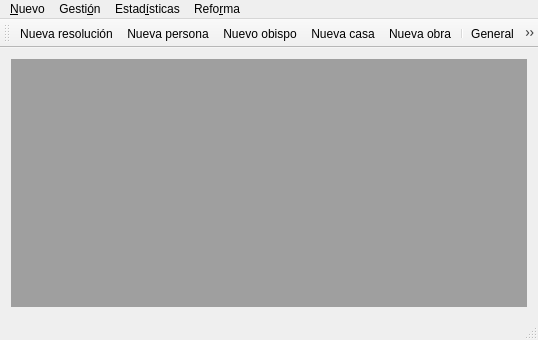
Before: the Qt Designer form gui/mainwindow.ui in rogorido/qtpredicadores, drawn with Qt 5.
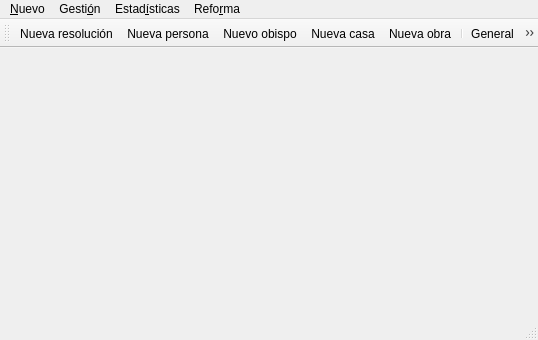
After: the same form once the commit is applied. Icons and pictures are not drawn.

Commit message: Añadida mi nueva clase de QMdiArea a la mainwindow

What changed in the file:
```diff
--- a/gui/mainwindow.ui
+++ b/gui/mainwindow.ui
@@ -14,11 +14,7 @@
    <string>Predicadores :: Gestión</string>
   </property>
   <widget class="QWidget" name="centralWidget">
-   <layout class="QVBoxLayout" name="verticalLayout">
-    <item>
-     <widget class="QMdiArea" name="mdiArea"/>
-    </item>
-   </layout>
+   <layout class="QVBoxLayout" name="verticalLayout"/>
   </widget>
   <widget class="QMenuBar" name="menuBar">
    <property name="geometry">
```
The commit also changes 2 other files.
